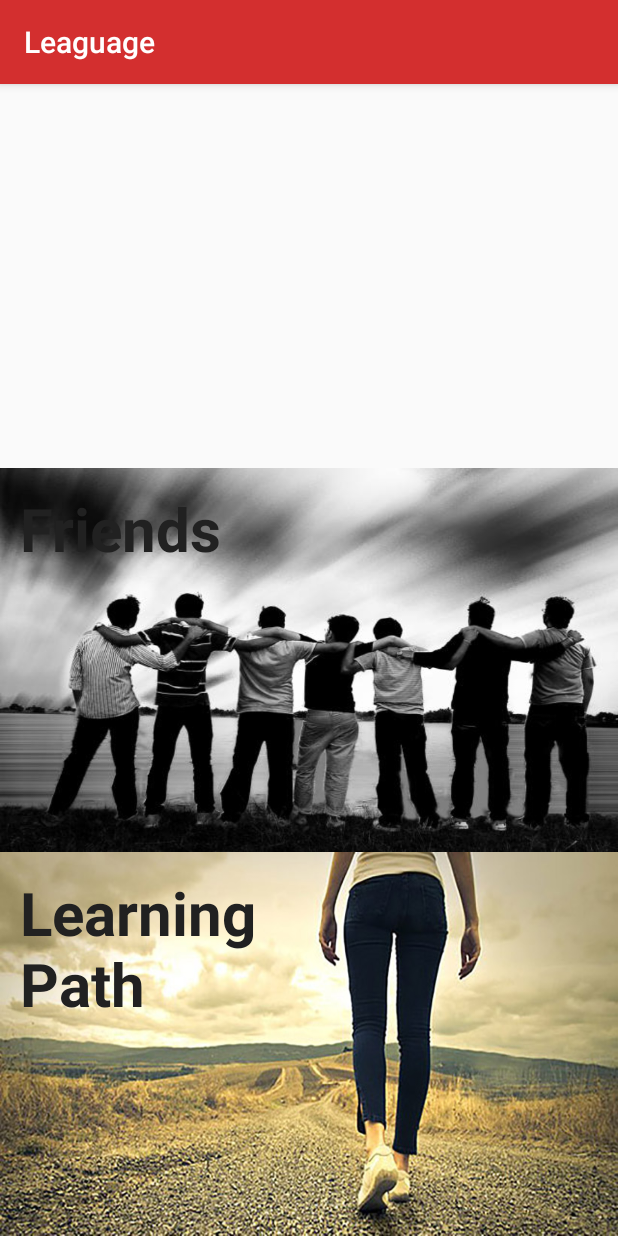
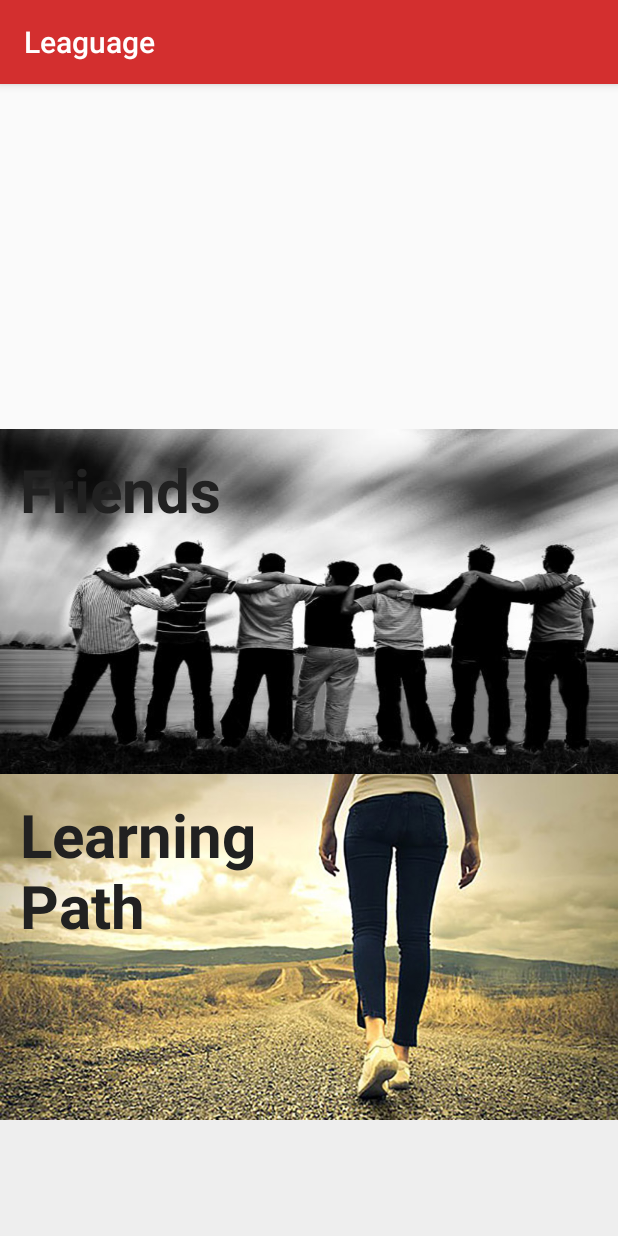
Before and after one commit to Chengcheng2017/JavaFinalProject, an Android app: the Profile screen opened directly, with no data from a screen before it, on a phone screen of 412 x 824 dp. Run offline under Robolectric (Android 15) with nearby library versions, the phone set to English and light mode, and no system bars.

Commit message:
Profile1.2

```diff
--- a/app/src/main/res/layout/activity_home_page.xml
+++ b/app/src/main/res/layout/activity_home_page.xml
@@ -144,6 +144,5 @@
         android:layout_weight="1"
         android:orientation="horizontal"
         android:background="@color/downBar">
-
     </LinearLayout>
 </LinearLayout>
--- a/app/src/main/res/layout/activity_profile.xml
+++ b/app/src/main/res/layout/activity_profile.xml
@@ -10,7 +10,7 @@
     <LinearLayout
         android:layout_width="match_parent"
         android:layout_height="0dp"
-        android:layout_weight="1"
+        android:layout_weight="3"
         android:orientation="horizontal">
 
         <ImageView
@@ -52,7 +52,7 @@
     <RelativeLayout
         android:layout_width="match_parent"
         android:layout_height="0dp"
-        android:layout_weight="1"
+        android:layout_weight="3"
         android:background="@drawable/friendsBackground"
         android:id="@+id/friends">
         <TextView
@@ -69,7 +69,7 @@
     <RelativeLayout
         android:layout_width="match_parent"
         android:layout_height="0dp"
-        android:layout_weight="1"
+        android:layout_weight="3"
         android:background="@drawable/learningPathBackground"
         android:id="@+id/learningPath">
         <TextView
@@ -83,5 +83,13 @@
             android:paddingLeft="@dimen/padding_big"/>
     </RelativeLayout>
 
+    <LinearLayout
+        android:layout_width="match_parent"
+        android:layout_height="0dp"
+        android:layout_weight="1"
+        android:orientation="horizontal"
+        android:background="@color/downBar">
+    </LinearLayout>
+
 
 </LinearLayout>
```
